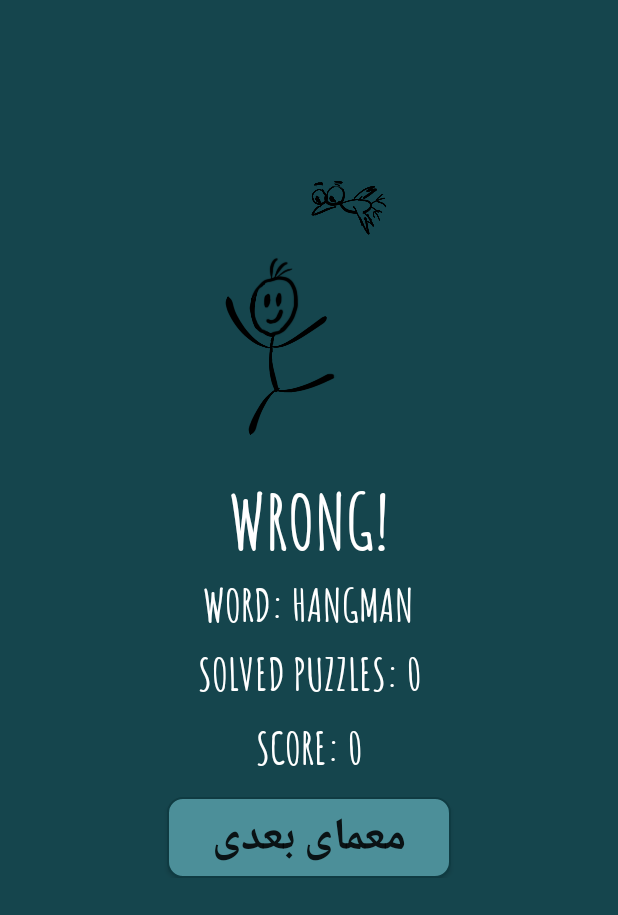
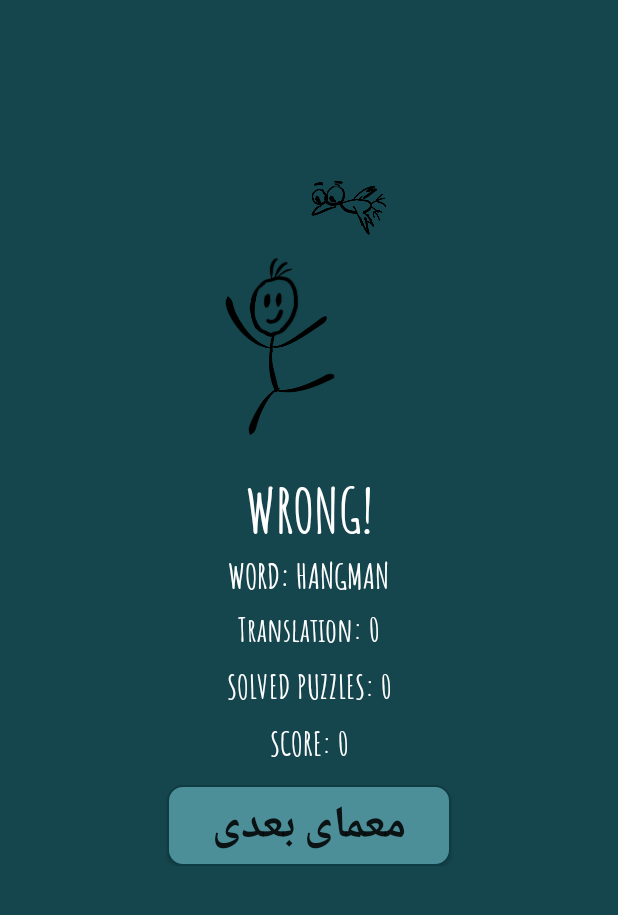
Before and after one commit to Soharash/sloth, an Android app: the layout activity_finish.xml on its own in the app's theme, with its tools: preview values and no code run, on a phone screen of 412 x 824 dp. Shown: the top 915 px of the screen. Run offline under Robolectric (Android 15) with nearby library versions, the phone set to English and light mode, and no system bars.

Commit message:
Add Translation

```diff
--- a/app/src/main/java/com/soha/hangman/StartActivity.java
+++ b/app/src/main/java/com/soha/hangman/StartActivity.java
@@ -145,7 +145,7 @@ public class StartActivity extends AppCompatActivity implements View.OnClickList
             case R.id.bStart:
                 //  pushInfo();
                 startActivity(new Intent(getApplicationContext(), GameActivity.class));
-                overridePendingTransition(R.anim.slide_in_left, R.anim.slide_out_right);
+                overridePendingTransition(R.anim.slide_in_right, R.anim.slide_out_left);
                 return;
             case R.id.ibSound:
                 if (prefs.getBoolean("sound", true)) {
--- a/app/src/main/res/layout/activity_finish.xml
+++ b/app/src/main/res/layout/activity_finish.xml
@@ -89,7 +89,7 @@
             android:tag="2"
             android:text="WRONG!"
             android:textColor="#ffffffff"
-            android:textSize="50.0sp" />
+            android:textSize="40.0sp" />
 
         <LinearLayout
             android:layout_width="fill_parent"
@@ -106,7 +106,7 @@
                 android:tag="2"
                 android:text="WORD: HANGMAN"
                 android:textColor="#ffffffff"
-                android:textSize="30.0sp" />
+                android:textSize="23.0sp" />
 
             <Button
                 android:id="@+id/bFindMore"
@@ -122,6 +122,19 @@
         </LinearLayout>
 
         <com.soha.hangman.CustomViews.CustomTextView
+            android:id="@+id/tvTranslation"
+            android:layout_width="fill_parent"
+            android:layout_height="wrap_content"
+            android:layout_weight="1.0"
+            android:gravity="center_horizontal"
+            android:padding="3.0dip"
+            android:tag="2"
+            android:text="Translation: 0"
+            android:textColor="#ffffffff"
+            android:textIsSelectable="false"
+            android:textSize="22.0sp" />
+
+        <com.soha.hangman.CustomViews.CustomTextView
             android:id="@+id/tvSolved"
             android:layout_width="fill_parent"
             android:layout_height="wrap_content"
@@ -132,7 +145,7 @@
             android:text="SOLVED PUZZLES: 0"
             android:textColor="#ffffffff"
             android:textIsSelectable="false"
-            android:textSize="30.0sp" />
+            android:textSize="22.0sp" />
 
         <com.soha.hangman.CustomViews.CustomTextView
             android:id="@+id/tvScore"
@@ -144,7 +157,7 @@
             android:tag="2"
             android:text="SCORE: 0"
             android:textColor="#ffffffff"
-            android:textSize="30.0sp" />
+            android:textSize="22.0sp" />
 
         <com.soha.hangman.CustomViews.CustomTextView
             android:id="@+id/tvHint"
--- a/app/src/main/res/layout/activity_game.xml
+++ b/app/src/main/res/layout/activity_game.xml
@@ -133,7 +133,7 @@
             android:text="@string/translate"
             android:textStyle="bold"
             android:tag="1"
-            android:visibility="gone"
+            android:visibility="visible"
             android:textColor="@android:color/black"
             android:textSize="14.0dp" />
     </RelativeLayout>
--- a/app/src/main/res/values/strings.xml
+++ b/app/src/main/res/values/strings.xml
@@ -15,8 +15,16 @@
     <string name="next_puzzle">معمای بعدی</string>
     <string name="solved_puzzles">معماهای حل شده:</string>
 
+    <string name="no_more_translation">ترجمه دیگری وجود ندارد!</string>
+    <string name="no_more_hint">راهنمایی دیگری وجود ندارد!</string>
     <string name="choose_language">انتخاب زبان:</string>
     <string name="category">دسته</string>
+
+    <string name="no_thanks">نه، مرسی!</string>
+    <string name="ok">باشه</string>
+    <string name="rate_message">با امتیازدهی به برنامه 10 راهنمایی جدید کسب کنید!</string>
+    <string name="share_message">برنامه را با دوستان خود به اشتراک گذاشته و 5 راهنمایی جدید کسب کنید!</string>
+    <string name="watch_video_message">با تماشای یک ویدئو تبلیغاتی 5 ترجمه کسب کنید!\n(لطفا فیلترشکن خود را فعال کنید)</string>
 
     <string name="dummy_content"></string>
 
```
Also changed, not shown: app/build.gradle (+7 -1 lines), app/src/main/java/com/soha/hangman/FinishActivity.java (+9 -4 lines), app/src/main/java/com/soha/hangman/GameActivity.java (+89 -23 lines), app/src/main/java/com/soha/hangman/Models/PrepareWord.java (+27 -3 lines), app/src/main/java/com/soha/hangman/Models/Word.java (+38 -1 lines), app/src/main/res/layout/translation_dialog.xml (added, +25 -0 lines), app/src/main/assets/hangman.db, 3 other files.
